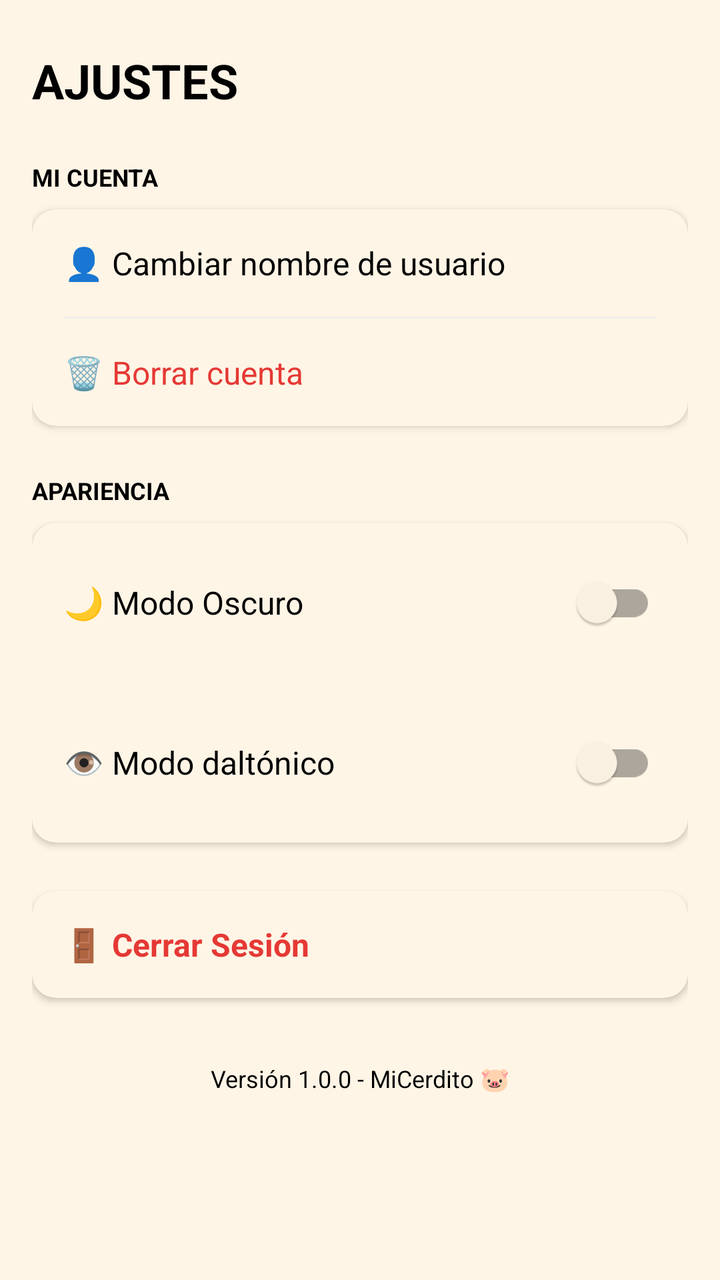
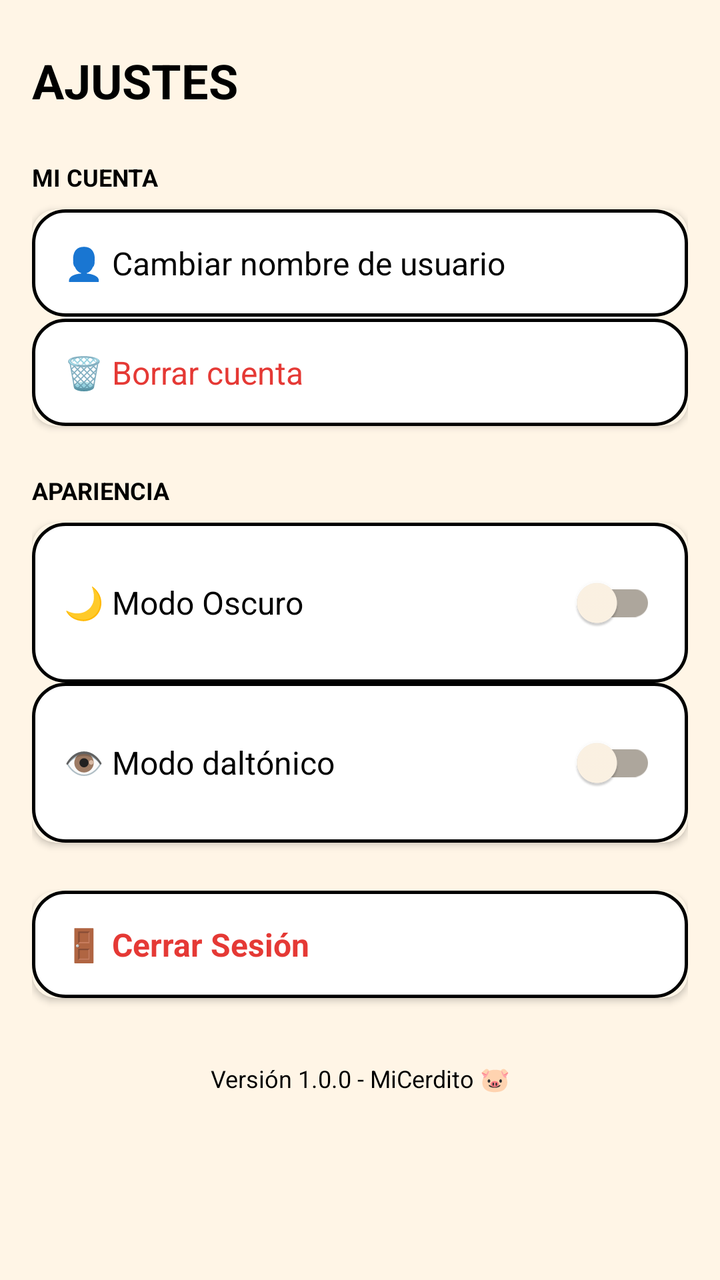

The first picture is an Android layout as it rendered before a commit; the second is the same layout after the commit. The layout source and the unified diff follow.
<!-- AndroidManifest.xml: application theme Theme.MiCerdito -->
<!-- res/layout/fragment_ajustes.xml -->
<?xml version="1.0" encoding="utf-8"?>
<ScrollView xmlns:android="http://schemas.android.com/apk/res/android"
    xmlns:app="http://schemas.android.com/apk/res-auto"
    android:layout_width="match_parent"
    android:layout_height="match_parent"
    android:background="@color/background_beige"
    android:importantForAccessibility="yes">

    <LinearLayout
        android:layout_width="match_parent"
        android:layout_height="wrap_content"
        android:orientation="vertical"
        android:padding="16dp">

        <TextView
            android:layout_width="wrap_content"
            android:layout_height="wrap_content"
            android:layout_marginTop="8dp"
            android:layout_marginBottom="24dp"
            android:text="AJUSTES"
            android:textColor="@color/texto_negro"
            android:textSize="24sp"
            android:textStyle="bold"
            android:accessibilityHeading="true" />

        <TextView
            android:layout_width="wrap_content"
            android:layout_height="wrap_content"
            android:layout_marginBottom="8dp"
            android:text="Mi Cuenta"
            android:textAllCaps="true"
            android:textColor="@color/texto_negro"
            android:textSize="12sp"
            android:textStyle="bold"
            android:accessibilityHeading="true" />

        <com.google.android.material.card.MaterialCardView
            android:layout_width="match_parent"
            android:layout_height="wrap_content"
            android:layout_marginBottom="24dp"
            app:cardCornerRadius="12dp"
            app:cardElevation="2dp"
            android:importantForAccessibility="noHideDescendants">

            <LinearLayout
                android:layout_width="match_parent"
                android:layout_height="wrap_content"
                android:orientation="vertical">

                <TextView
                    android:id="@+id/btnPerfil"
                    android:layout_width="match_parent"
                    android:layout_height="wrap_content"
                    android:background="?attr/selectableItemBackground"
                    android:clickable="true"
                    android:focusable="true"
                    android:padding="16dp"
                    android:text="👤 Cambiar nombre de usuario"
                    android:textColor="@color/texto_negro"
                    android:textSize="16sp"
                    android:contentDescription="Botón, Cambiar nombre de usuario" />

                <View
                    android:layout_width="match_parent"
                    android:layout_height="1dp"
                    android:layout_marginHorizontal="16dp"
                    android:background="#EEEEEE"
                    android:importantForAccessibility="no" />

                <TextView
                    android:id="@+id/btnBorrarCuenta"
                    android:layout_width="match_parent"
                    android:layout_height="wrap_content"
                    android:background="?attr/selectableItemBackground"
                    android:clickable="true"
                    android:focusable="true"
                    android:padding="16dp"
                    android:text="🗑️ Borrar cuenta"
                    android:textColor="#E53935"
                    android:textSize="16sp"
                    android:contentDescription="Botón, Borrar cuenta permanentemente" />

            </LinearLayout>
        </com.google.android.material.card.MaterialCardView>

        <TextView
            android:layout_width="wrap_content"
            android:layout_height="wrap_content"
            android:layout_marginBottom="8dp"
            android:text="Apariencia"
            android:textAllCaps="true"
            android:textColor="@color/texto_negro"
            android:textSize="12sp"
            android:textStyle="bold"
            android:accessibilityHeading="true" />

        <com.google.android.material.card.MaterialCardView
            android:layout_width="match_parent"
            android:layout_height="wrap_content"
            android:layout_marginBottom="24dp"
            app:cardCornerRadius="12dp"
            app:cardElevation="2dp">

            <LinearLayout
                android:layout_width="match_parent"
                android:layout_height="wrap_content"
                android:orientation="vertical">

                <LinearLayout
                    android:layout_width="match_parent"
                    android:layout_height="wrap_content"
                    android:gravity="center_vertical"
                    android:padding="16dp"
                    android:focusable="true"
                    android:contentDescription="Opción para activar o desactivar Modo Oscuro">

                    <TextView
                        android:layout_width="0dp"
                        android:layout_height="wrap_content"
                        android:layout_weight="1"
                        android:text="🌙 Modo Oscuro"
                        android:textColor="@color/texto_negro"
                        android:textSize="16sp"
                        android:importantForAccessibility="no" />

                    <com.google.android.material.switchmaterial.SwitchMaterial
                        android:id="@+id/switchDarkMode"
                        android:layout_width="wrap_content"
                        android:layout_height="wrap_content"
                        android:contentDescription="Modo Oscuro" />
                </LinearLayout>

                <LinearLayout
                    android:layout_width="match_parent"
                    android:layout_height="wrap_content"
                    android:gravity="center_vertical"
                    android:padding="16dp"
                    android:focusable="true"
                    android:contentDescription="Opción para activar o desactivar Modo daltónico">

                    <TextView
                        android:layout_width="0dp"
                        android:layout_height="wrap_content"
                        android:layout_weight="1"
                        android:text="👁️ Modo daltónico"
                        android:textColor="@color/texto_negro"
                        android:textSize="16sp"
                        android:importantForAccessibility="no" />

                    <com.google.android.material.switchmaterial.SwitchMaterial
                        android:id="@+id/switchDaltonismo"
                        android:layout_width="wrap_content"
                        android:layout_height="wrap_content"
                        android:contentDescription="Modo daltónico" />
                </LinearLayout>
            </LinearLayout>
        </com.google.android.material.card.MaterialCardView>

        <com.google.android.material.card.MaterialCardView
            android:layout_width="match_parent"
            android:layout_height="wrap_content"
            app:cardCornerRadius="12dp"
            app:cardElevation="2dp">

            <TextView
                android:id="@+id/btnLogout"
                android:layout_width="match_parent"
                android:layout_height="wrap_content"
                android:background="?attr/selectableItemBackground"
                android:clickable="true"
                android:focusable="true"
                android:padding="16dp"
                android:text="🚪 Cerrar Sesión"
                android:textColor="#E53935"
                android:textSize="16sp"
                android:textStyle="bold"
                android:contentDescription="Botón, Cerrar sesión de la aplicación" />

        </com.google.android.material.card.MaterialCardView>

        <TextView
            android:layout_width="match_parent"
            android:layout_height="wrap_content"
            android:layout_marginTop="32dp"
            android:layout_marginBottom="16dp"
            android:gravity="center"
            android:text="Versión 1.0.0 - MiCerdito 🐷"
            android:textColor="@color/texto_negro"
            android:textSize="12sp"
            android:contentDescription="Versión de la aplicación 1.0.0 Mi Cerdito" />

    </LinearLayout>
</ScrollView>
<!-- resources referenced by this layout -->
<resources>
  <color name="background_beige">#FFF5E6</color>
  <color name="texto_negro">#000000</color>
  <style name="Theme.MiCerdito" parent="Theme.MaterialComponents.DayNight.NoActionBar">
          <item name="colorPrimary">@color/rosa_cerdito</item>
          <item name="colorSecondary">@color/verde_exito</item>
  
          <item name="android:windowBackground">@color/beige_claro</item>
          <item name="colorSurface">@color/background_beige</item>
  
          <item name="android:textColorPrimary">@color/texto_negro</item>
          <item name="colorOnSurface">@color/texto_negro</item>
      </style>
  <color name="rosa_cerdito">#FFC0CB</color>
  <color name="verde_exito">#161D16</color>
  <color name="beige_claro">#F5F5DC</color>
</resources>

<!-- the commit's change to res/layout/fragment_ajustes.xml (unified diff, before → after) -->
@@ -51,7 +51,7 @@
                     android:id="@+id/btnPerfil"
                     android:layout_width="match_parent"
                     android:layout_height="wrap_content"
-                    android:background="?attr/selectableItemBackground"
+                    android:background="@drawable/card_background"
                     android:clickable="true"
                     android:focusable="true"
                     android:padding="16dp"
@@ -71,7 +71,7 @@
                     android:id="@+id/btnBorrarCuenta"
                     android:layout_width="match_parent"
                     android:layout_height="wrap_content"
-                    android:background="?attr/selectableItemBackground"
+                    android:background="@drawable/card_background"
                     android:clickable="true"
                     android:focusable="true"
                     android:padding="16dp"
@@ -111,6 +111,7 @@
                     android:layout_height="wrap_content"
                     android:gravity="center_vertical"
                     android:padding="16dp"
+                    android:background="@drawable/card_background"
                     android:focusable="true"
                     android:contentDescription="Opción para activar o desactivar Modo Oscuro">
 
@@ -134,6 +135,7 @@
                     android:layout_width="match_parent"
                     android:layout_height="wrap_content"
                     android:gravity="center_vertical"
+                    android:background="@drawable/card_background"
                     android:padding="16dp"
                     android:focusable="true"
                     android:contentDescription="Opción para activar o desactivar Modo daltónico">
@@ -166,7 +168,7 @@
                 android:id="@+id/btnLogout"
                 android:layout_width="match_parent"
                 android:layout_height="wrap_content"
-                android:background="?attr/selectableItemBackground"
+                android:background="@drawable/card_background"
                 android:clickable="true"
                 android:focusable="true"
                 android:padding="16dp"
<!-- resource entries referenced after the edit -->
@@ -2,6 +2,23 @@
 <resources>
   <color name="background_beige">#FFF5E6</color>
   <color name="texto_negro">#000000</color>
+  <!-- drawable card_background (drawable) -->
+  <shape xmlns:android="http://schemas.android.com/apk/res/android">
+  
+      <solid android:color="@color/texto_blanco"/>
+  
+      <stroke
+          android:width="1.5dp"
+          android:color="@color/texto_negro"/>
+  
+      <corners android:radius="16dp"/>
+  
+      <padding
+          android:left="12dp"
+          android:top="12dp"
+          android:right="12dp"
+          android:bottom="12dp"/>
+  </shape>
   <style name="Theme.MiCerdito" parent="Theme.MaterialComponents.DayNight.NoActionBar">
           <item name="colorPrimary">@color/rosa_cerdito</item>
           <item name="colorSecondary">@color/verde_exito</item>
@@ -12,6 +29,7 @@
           <item name="android:textColorPrimary">@color/texto_negro</item>
           <item name="colorOnSurface">@color/texto_negro</item>
       </style>
+  <color name="texto_blanco">#FFFFFF</color>
   <color name="rosa_cerdito">#FFC0CB</color>
   <color name="verde_exito">#161D16</color>
   <color name="beige_claro">#F5F5DC</color>
